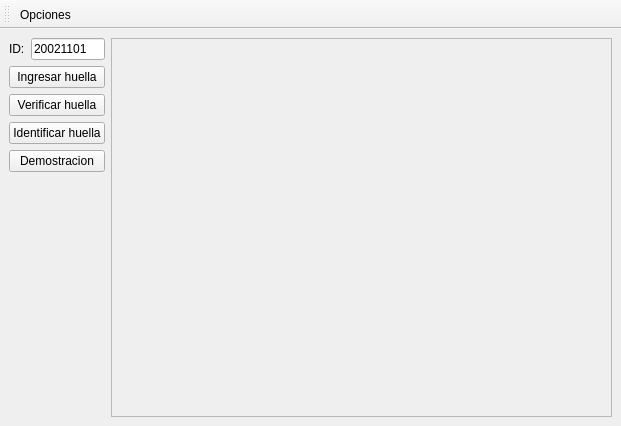
nlandau91/Proyecto-Final, file Proyecto-Final/mainwindow.ui: the form before one commit.
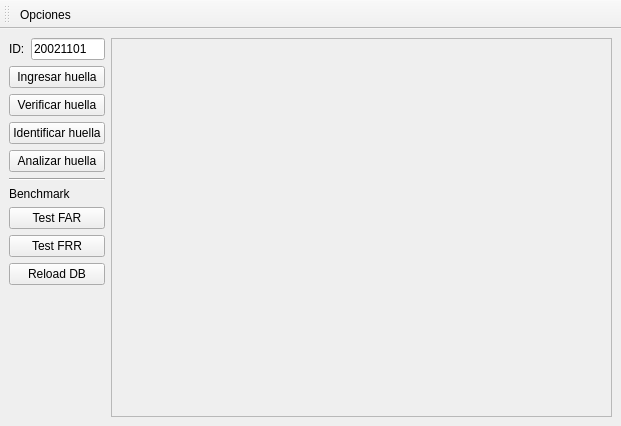
The form after the commit.

Commit message: Agregados botones test a ui. Fix crash en release (INICIALIZAR COSAS)

```diff
--- a/Proyecto-Final/mainwindow.ui
+++ b/Proyecto-Final/mainwindow.ui
@@ -82,7 +82,42 @@
         <item>
          <widget class="QPushButton" name="btn_demo">
           <property name="text">
-           <string>Demostracion</string>
+           <string>Analizar huella</string>
+          </property>
+         </widget>
+        </item>
+        <item>
+         <widget class="Line" name="line">
+          <property name="orientation">
+           <enum>Qt::Horizontal</enum>
+          </property>
+         </widget>
+        </item>
+        <item>
+         <widget class="QLabel" name="label">
+          <property name="text">
+           <string>Benchmark</string>
+          </property>
+         </widget>
+        </item>
+        <item>
+         <widget class="QPushButton" name="btn_far">
+          <property name="text">
+           <string>Test FAR</string>
+          </property>
+         </widget>
+        </item>
+        <item>
+         <widget class="QPushButton" name="btn_frr">
+          <property name="text">
+           <string>Test FRR</string>
+          </property>
+         </widget>
+        </item>
+        <item>
+         <widget class="QPushButton" name="btn_db">
+          <property name="text">
+           <string>Reload DB</string>
           </property>
          </widget>
         </item>
```
The commit also changes 5 other files.
